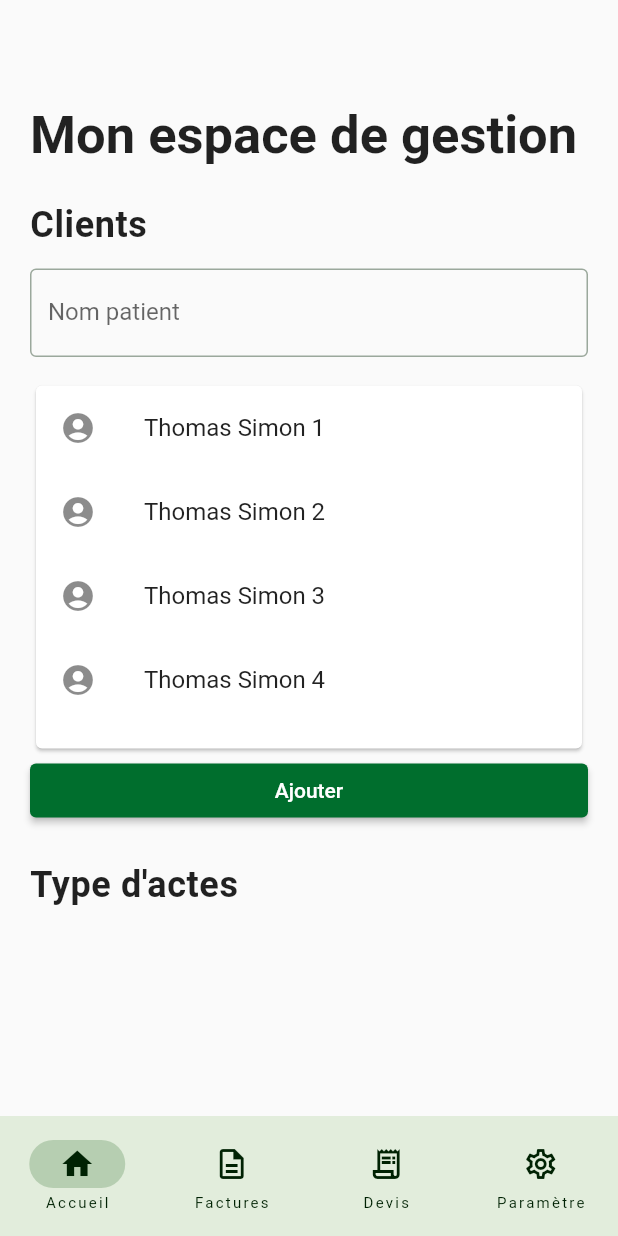
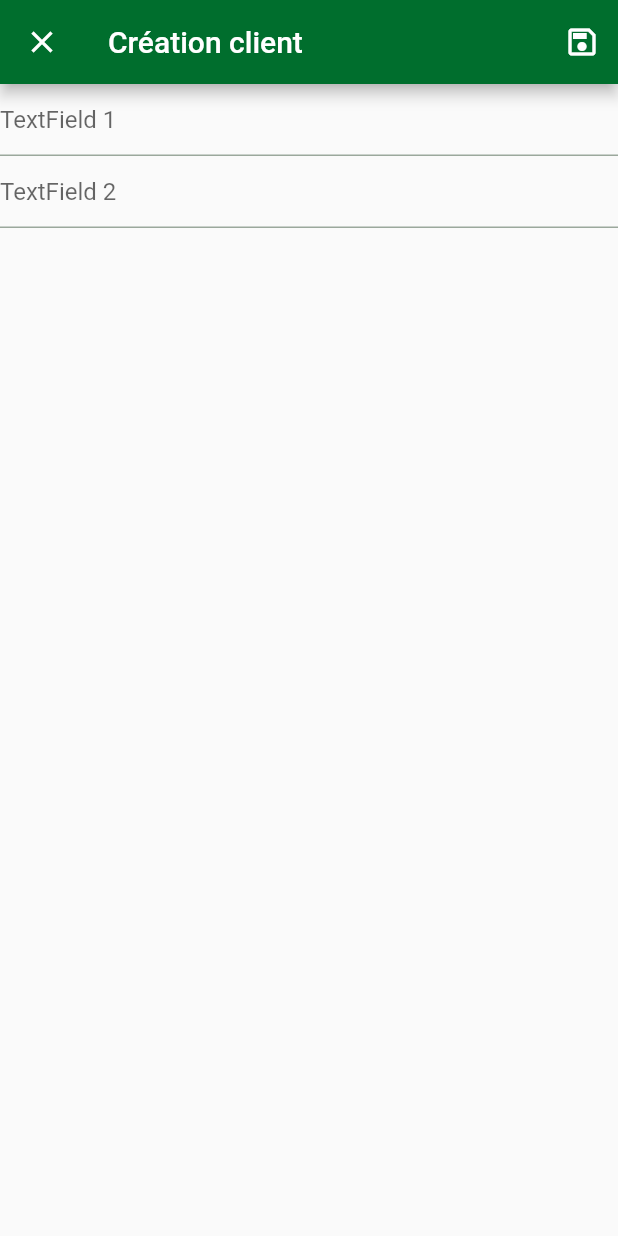
Before and after one commit to avariable2/bordero, a Flutter app: the screen it shows after launch, after a tap on "Ajouter", on a phone screen of 412 x 824 dp. Run offline on Flutter 3.47's test engine with Material 2 defaults, Android fonts, the phone set to English and light mode, and no system bars.

Commit message:
Add a dialog section and add type dacte section

```diff
--- a/lib/accueil.dart
+++ b/lib/accueil.dart
@@ -1,3 +1,4 @@
+import 'package:app_psy/color_schemes.g.dart';
 import 'package:flutter/material.dart';
 
 class Accueil extends StatelessWidget {
@@ -20,12 +21,9 @@ class MonAccueil extends StatefulWidget {
 }
 
 class _MonAccueilState extends State<MonAccueil> {
-  final List<String> list = ['Séance de couple', 'Séance individuelle', 'Protocole 1', 'Protocole 2'];
-  String selectedValue = '';
 
   @override
   Widget build(BuildContext context) {
-    selectedValue = list[0];
     return ListView(
       physics: const BouncingScrollPhysics(),
       padding: const EdgeInsets.only(
@@ -90,7 +88,7 @@ class _MonAccueilState extends State<MonAccueil> {
 
 
         SizedBox(
-          height: 250,
+          height: 200,
           child: Card(
             borderOnForeground: true,
             child: ListView(
@@ -110,9 +108,18 @@ class _MonAccueilState extends State<MonAccueil> {
         ),
 
 
-        ElevatedButton(
-          onPressed: () {},
-          child: const Text("Ajouter"),
+        ElevatedButton.icon(
+          onPressed: () {
+            Navigator.push(
+              context,
+              MaterialPageRoute<void>(
+                builder: (BuildContext context) => FullScreenDialog(),
+                fullscreenDialog: true,
+              ),
+            );
+          },
+          icon: const Icon(Icons.add),
+          label: const Text("Ajouter"),
         ),
 
 
@@ -131,53 +138,72 @@ class _MonAccueilState extends State<MonAccueil> {
           ),
         ),
 
-        /*Row(
-          children: [
-            DropdownButtonFormField(
-              value: selectedValue,
-              items: list.map((typeActe) {
-                return DropdownMenuItem(
-                  value: typeActe,
-                  child: Text(typeActe),
-                );
-              }).toList(),
-              onChanged: (String? val) {
-                setState(() {
-                  if(val != null) {
-                    selectedValue = val;
-                  }
-                });
-              },
-            ),
+        const SizedBox(
+          height: 15,
+        ),
 
 
-            const SizedBox(
-              width: 25,
+        SizedBox(
+          height: 200,
+          child: Card(
+            borderOnForeground: true,
+            child: ListView(
+              scrollDirection: Axis.vertical,
+              shrinkWrap: true,
+              addAutomaticKeepAlives: false,
+              children: [
+                for (int count in List.generate(20, (index) => index + 1))
+                  ListTile(
+                    title: Text('Thomas Simon $count'),
+                    leading: const Icon(Icons.work_outline),
+                    onTap: () {},
+                  ),
+              ],
             ),
+          ),
+        ),
 
-
-            ElevatedButton.icon(
-                onPressed: null,
-                label: const Text("Ajouter"),
-                icon: const Icon(Icons.add),
-            ),
-
-
-            const SizedBox(
-              width: 25,
-            ),
-
-
-            ElevatedButton.icon(
-              onPressed: null,
-              label: const Text("Modifier"),
-              icon: const Icon(Icons.app_registration_outlined),
-            ),
-          ],
-        ),*/
-
+        ElevatedButton.icon(
+          onPressed: () {},
+          icon: const Icon(Icons.add),
+          label: const Text("Ajouter"),
+        ),
 
       ],
     );
     }
 }
+
+class FullScreenDialog extends StatelessWidget {
+  @override
+  Widget build(BuildContext context) {
+    return Scaffold(
+      appBar: AppBar(
+        actions: [
+          IconButton(onPressed: () {},
+            icon: const Icon(Icons.save_outlined),
+          ),
+        ],
+        title: const Text('Création client'),
+      ),
+      body: Form(
+        child:
+        Wrap(alignment:WrapAlignment.spaceAround , children: const [
+          Expanded(
+            child: TextField(
+              decoration: InputDecoration( hintText: "TextField 1"),
+            ),
+          ),
+          SizedBox(
+            width: 20,
+          ),
+          Expanded(
+            child: TextField(
+              decoration: InputDecoration(hintText: "TextField 2"),
+            ),
+          ),
+        ]),
+      ),
+    );
+  }
+}
```
